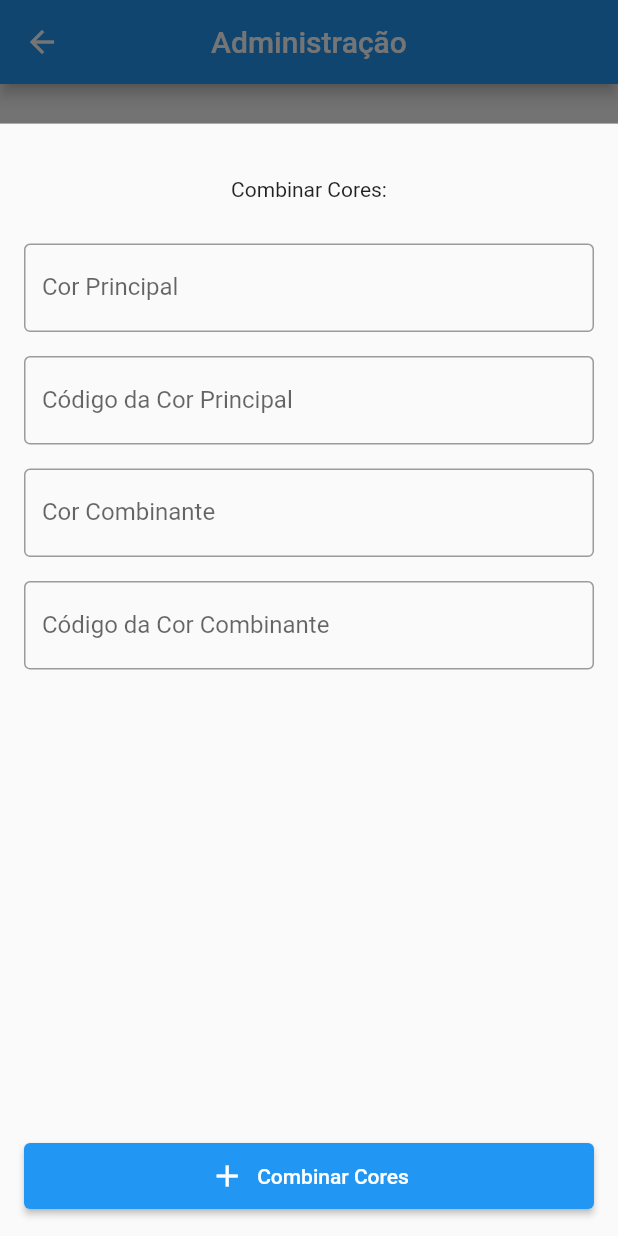
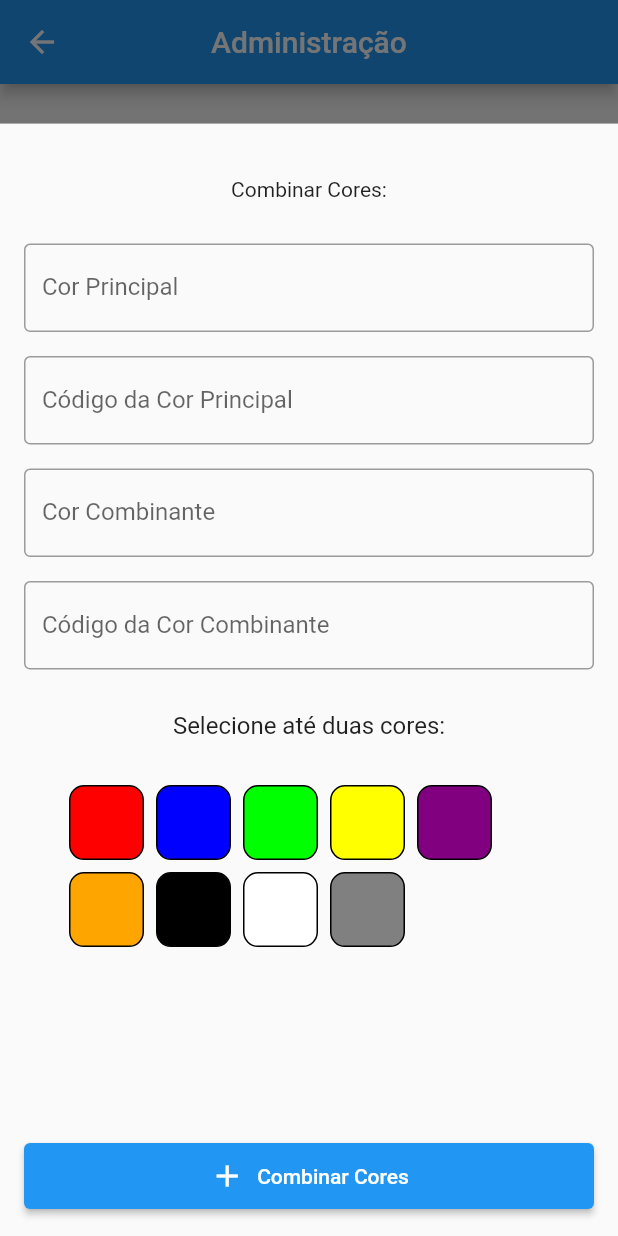
Before and after one commit to LucasDCR2/appModa, a Flutter app: the AdminPage screen opened directly, after a tap on "Combinar Cores", on a phone screen of 412 x 824 dp. Run offline on Flutter 3.47's test engine with Material 2 defaults, Android fonts, the phone set to English and light mode, and no system bars; our stand-ins replace flutter_colorpicker, image_picker, logger, sqflite; accounts and stored records are empty.

Commit message:
att6 - cores combinantes 100%

```diff
--- a/lib/app/admin_page.dart
+++ b/lib/app/admin_page.dart
@@ -73,7 +73,7 @@ class _AdminPageState extends State<AdminPage> {
               onPressed: () {
                 _mostrarBottomSheetAdicionarCor(context);
               },
-              icon: const Icon(Icons.add),
+              icon: const Icon(Icons.colorize_rounded),
               label: const Text('Adicionar Cores'),
               style: ElevatedButton.styleFrom(
                 shape: RoundedRectangleBorder(
@@ -158,13 +158,13 @@ class _AdminPageState extends State<AdminPage> {
                         ),
                         const SizedBox(height: 20),
                         const Center(child: Text('Selecione uma Cor: ')),
+
                         Padding(
                           padding: const EdgeInsets.all(36.0),
                           child: SizedBox(
                             height: 300,
                             child: GridView.builder(
-                              gridDelegate:
-                                  const SliverGridDelegateWithFixedCrossAxisCount(
+                              gridDelegate: const SliverGridDelegateWithFixedCrossAxisCount(
                                 crossAxisCount: 6,
                                 crossAxisSpacing: 8.0,
                                 mainAxisSpacing: 8.0,
@@ -406,12 +406,12 @@ class _AdminPageState extends State<AdminPage> {
   }
 
  void _mostrarBottomSheetCombinarCores(BuildContext context) {
-
   final TextEditingController corPrincipalController = TextEditingController();
   final TextEditingController codigoCorPrincipalController = TextEditingController();
   final TextEditingController corCombinanteController = TextEditingController();
   final TextEditingController codigoCorCombinanteController = TextEditingController();
 
+  Set<Cor> selectedColors = {};
 
   showModalBottomSheet(
     context: context,
@@ -449,6 +449,65 @@ class _AdminPageState extends State<AdminPage> {
                         controller: codigoCorCombinanteController,
                         labelText: 'Código da Cor Combinante',
                       ),
+                      const SizedBox(height: 20),
+                      const Center(child: Text('Selecione até duas cores:', style: TextStyle(fontSize: 16),)),
+                      Padding(
+                        padding: const EdgeInsets.all(30.0),
+                        child: Wrap(
+                          spacing: 8.0,
+                          runSpacing: 8.0,
+                          children: listaDeCoresDisponiveis.map((cor) {
+                            final isSelected = selectedColors.contains(cor);
+                            final scaleFactor = isSelected ? 1.2 : 1.0;
+
+                            return GestureDetector(
+                              onTap: () {
+                                setState(() {
+                                  if (isSelected) {
+                                    selectedColors.remove(cor);
+                                  } else {
+                                    if (selectedColors.length < 2) {
+                                      selectedColors.add(cor);
+                                    }
+                                  }
+
+                                  // Fill the controllers based on selection
+                                  if (selectedColors.length == 1) {
+                                    final selectedColor = selectedColors.first;
+                                    corPrincipalController.text = selectedColor.nome;
+                                    codigoCorPrincipalController.text = selectedColor.cor;
+                                  } else if (selectedColors.length == 2) {
+                                    final firstSelectedColor = selectedColors.first;
+                                    final secondSelectedColor = selectedColors.last;
+                                    corPrincipalController.text = firstSelectedColor.nome;
+                                    codigoCorPrincipalController.text = firstSelectedColor.cor;
+                                    corCombinanteController.text = secondSelectedColor.nome;
+                                    codigoCorCombinanteController.text = secondSelectedColor.cor;
+                                  }
+                                });
+                              },
+                              child: Transform.scale(
+                                scale: scaleFactor,
+                                child: Container(
+                                  width: 50,
+                                  height: 50,
+                                  decoration: BoxDecoration(
+                                    color: Color(
+                                      int.parse('0xFF${cor.cor.substring(1)}')),
+                                    border: Border.all(
+                                      color: isSelected
+                                          ? Colors.black
+                                          : Colors.black,
+                                      width: 1,
+                                    ),
+                                    borderRadius: BorderRadius.circular(10.0),
+                                  ),
+                                ),
+                              ),
+                            );
+                          }).toList(),
+                        ),
+                      ),
                     ],
                   ),
                 ),
@@ -456,6 +515,7 @@ class _AdminPageState extends State<AdminPage> {
                   padding: const EdgeInsets.all(16.0),
                   child: ElevatedButton.icon(
                     onPressed: () async {
+                      if (selectedColors.length == 2) {
                         String corPrincipal = corPrincipalController.text;
                         String codigoCorPrincipal =
                             codigoCorPrincipalController.text;
@@ -495,6 +555,26 @@ class _AdminPageState extends State<AdminPage> {
                             },
                           );
                         }
+                      } else {
+                        showDialog(
+                          context: context,
+                          builder: (context) {
+                            return AlertDialog(
+                              title: const Text('Atenção!'),
+                              content: const Text(
+                                  'Selecione exatamente duas cores para combinar.'),
+                              actions: [
+                                TextButton(
+                                  onPressed: () {
+                                    Navigator.of(context).pop();
+                                  },
+                                  child: const Text('OK'),
+                                ),
+                              ],
+                            );
+                          },
+                        );
+                      }
                     },
                     icon: const Icon(Icons.add),
                     label: const Text('Combinar Cores'),
@@ -512,6 +592,8 @@ class _AdminPageState extends State<AdminPage> {
     },
   );
 }
+
+
 
   Widget _buildTextField({
     required TextEditingController controller,
```
Lines whose indentation alone changed are shown as unchanged.
